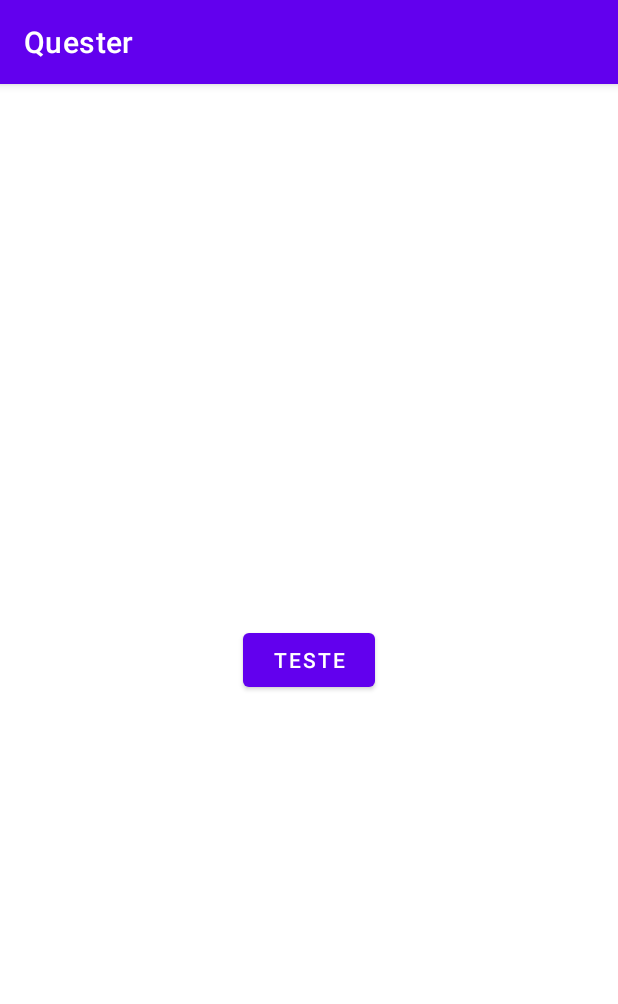
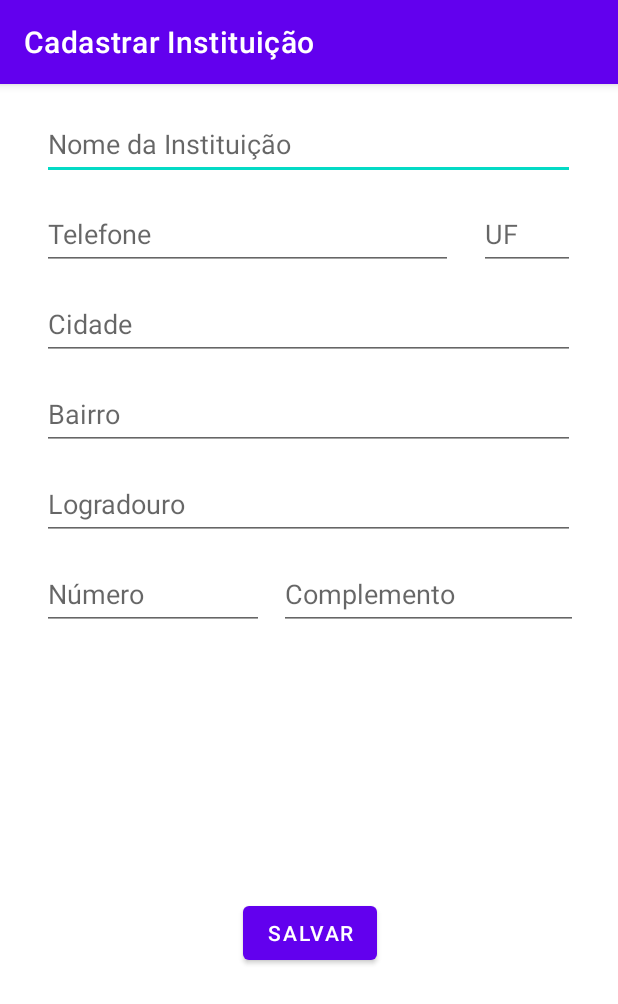
Before and after one commit to lincolnmesatto/Quester, an Android app: the HomeActivity screen opened directly, with no data from a screen before it, after a tap on "TESTE", on a phone screen of 412 x 824 dp. Shown: the top 1004 px of the screen. Run offline under Robolectric (Android 15) with nearby library versions, the phone set to English and light mode, and no system bars; our stand-ins replace Firebase (no records; nobody signed in at launch, a user with empty details on screens opened directly).

Commit message:
tela de cadastro da Instituicao

```diff
--- /dev/null
+++ b/app/src/main/java/com/pucpr/quester/Controller/CadastrarInstituicaoActivity.java
@@ -0,0 +1,17 @@
+package com.pucpr.quester.Controller;
+
+import androidx.appcompat.app.AppCompatActivity;
+
+import android.os.Bundle;
+import com.pucpr.quester.R;
+
+public class CadastrarInstituicaoActivity extends AppCompatActivity {
+
+    @Override
+    protected void onCreate(Bundle savedInstanceState) {
+        super.onCreate(savedInstanceState);
+        setContentView(R.layout.activity_cadastrar_instituicao);
+
+        setTitle("Cadastrar Instituição");
+    }
+}
--- a/app/src/main/java/com/pucpr/quester/Controller/HomeActivity.java
+++ b/app/src/main/java/com/pucpr/quester/Controller/HomeActivity.java
@@ -3,6 +3,7 @@ package com.pucpr.quester.Controller;
 import androidx.annotation.Nullable;
 import androidx.appcompat.app.AppCompatActivity;
 
+import android.content.Intent;
 import android.os.Bundle;
 import android.util.Log;
 import android.view.View;
@@ -23,33 +24,37 @@ public class HomeActivity extends AppCompatActivity {
         super.onCreate(savedInstanceState);
         setContentView(R.layout.activity_home);
 
+        setTitle("Instituição");
+
         firestore = FirebaseFirestore.getInstance();
     }
 
-    public void buttonLoginClicked(View view){
-        createDataOnFirestore();
+    public void buttonLoginClicked(View view) {
+        Intent i = new Intent(HomeActivity.this, CadastrarInstituicaoActivity.class);
+        startActivity(i);
+        //createDataOnFirestore();
     }
 
-    void createDataOnFirestore(){
-        Instituicao instituicao = new Instituicao("3", "Acesso", "Paraná", "Curitiba");
-        firestore.collection("insituicoes").
-                document(instituicao.getId()+"-"+instituicao.getNome()).set(instituicao);
-
-        firestore.collection("insituicoes").
-                document(instituicao.getId()+"-"+instituicao.getNome()).
-                addSnapshotListener(new EventListener<DocumentSnapshot>() {
-                    @Override
-                    public void onEvent(@Nullable DocumentSnapshot value,
-                                        @Nullable FirebaseFirestoreException error) {
-                        if(error != null){
-                            error.printStackTrace();
-                            return;
-                        }
-                        if(value != null && value.exists()){
-                            Instituicao instituicao = value.toObject(Instituicao.class);
-                            Log.d("Firestore",instituicao.getNome());
-                        }
-                    }
-                });
+    void createDataOnFirestore() {
+//        Instituicao instituicao = new Instituicao("3", "Acesso", "Paraná", "Curitiba");
+//        firestore.collection("instituicoes").
+//                document(instituicao.getId()+"-"+instituicao.getNome()).set(instituicao);
+//
+//        firestore.collection("instituicoes").
+//                document(instituicao.getId()+"-"+instituicao.getNome()).
+//                addSnapshotListener(new EventListener<DocumentSnapshot>() {
+//                    @Override
+//                    public void onEvent(@Nullable DocumentSnapshot value,
+//                                        @Nullable FirebaseFirestoreException error) {
+//                        if(error != null){
+//                            error.printStackTrace();
+//                            return;
+//                        }
+//                        if(value != null && value.exists()){
+//                            Instituicao instituicao = value.toObject(Instituicao.class);
+//                            Log.d("Firestore",instituicao.getNome());
+//                        }
+//                    }
+//                });
     }
 }
--- a/app/src/main/java/com/pucpr/quester/Controller/MainActivity.java
+++ b/app/src/main/java/com/pucpr/quester/Controller/MainActivity.java
@@ -39,7 +39,8 @@ public class MainActivity extends AppCompatActivity {
         editTextLogin = findViewById(R.id.editTextLogin);
         editTextPassword = findViewById(R.id.editTextPassword);
     }
-    public void buttonLoginClicked(View view){
+
+    public void buttonLoginClicked(View view) {
         String email = editTextLogin.getText().toString();
         String senha = editTextPassword.getText().toString();
 
@@ -47,68 +48,44 @@ public class MainActivity extends AppCompatActivity {
 //        createUser("lincoln.mesatto@gmail.com", "q1w2e3r4");
     }
 
-    public void loginUser(String login, String senha){
+    public void loginUser(String login, String senha) {
         auth = FirebaseAuth.getInstance();
         auth.signInWithEmailAndPassword(login, senha).
                 addOnCompleteListener(MainActivity.this, new OnCompleteListener<AuthResult>() {
                     @Override
                     public void onComplete(@NonNull Task<AuthResult> task) {
-                        if(task.isSuccessful()){
-                            if(firebaseUser != null){
+                        if (task.isSuccessful()) {
+                            if (firebaseUser != null) {
                                 Intent intent = new Intent(MainActivity.this, HomeActivity.class);
                                 startActivity(intent);
                             }
-                        }else{
-                            Toast.makeText(MainActivity.this,"Login failed", Toast.LENGTH_LONG).show();
-                            Log.e("FIREBASELOGIN", "Login Error"+task.getException().toString());
+                        } else {
+                            Toast.makeText(MainActivity.this, "Login failed", Toast.LENGTH_LONG).show();
+                            Log.e("FIREBASELOGIN", "Login Error" + task.getException().toString());
                         }
                     }
                 });
     }
 
-    public void createUser(String login, String senha){
-        auth.createUserWithEmailAndPassword(login,senha).addOnCompleteListener(new OnCompleteListener<AuthResult>() {
+    public void createUser(String login, String senha) {
+        auth.createUserWithEmailAndPassword(login, senha).addOnCompleteListener(new OnCompleteListener<AuthResult>() {
             @Override
             public void onComplete(@NonNull Task<AuthResult> task) {
-                if(task.isSuccessful()){
+                if (task.isSuccessful()) {
                     Toast.makeText(MainActivity.this, "Cadastrado com sucesso", Toast.LENGTH_LONG);
                     Intent i = new Intent(MainActivity.this, HomeActivity.class);
                     finish();
-                }else{
+                } else {
                     Toast.makeText(MainActivity.this, "Cadastrado sem sucesso", Toast.LENGTH_LONG);
                 }
             }
         });
     }
 
-    public void buttonCadastroClicked(View view){
+    public void buttonCadastroClicked(View view) {
 //        String senhaHash = criarHash("lincoln.mesatto", "q1w2e3r4");
 //        Usuario usuario = new Usuario("Lincoln Mesatto", "09601876936", "lincoln.mesatto@gmail.com", "lincoln.mesatto" ,senhaHash, "41997475663", "Masculino", 3);
 //        UsuarioDataModel.getInstance().addUsuario(usuario);
     }
 
-    public String criarHash(String login, String senha){
-        try {
-            Integer soma = 0;
-            for (char c : login.toCharArray()) {
-                soma += (int) c;
-            }
-
-            String senhaHash = senha;
-            for (int i = 0; i < soma; i++) {
-                senhaHash = md5(senhaHash);
-            }
-            return senhaHash;
-        }catch (Exception e){
-            e.getStackTrace();
-        }
-        return null;
-    }
-
-    public static String md5(String mensagem) throws Exception{
-        MessageDigest m = MessageDigest.getInstance("MD5");
-        m.update(mensagem.getBytes(),0,mensagem.length());
-
-        return new BigInteger(1, m.digest()).toString(16);
-    }
 }
--- a/app/src/main/java/com/pucpr/quester/Model/Instituicao.java
+++ b/app/src/main/java/com/pucpr/quester/Model/Instituicao.java
@@ -5,15 +5,25 @@ public class Instituicao {
     private String nome;
     private String estado;
     private String cidade;
+    private String bairro;
+    private String logradouro;
+    private String numero;
+    private String complemento;
+    private String telefone;
 
     public Instituicao() {
     }
 
-    public Instituicao(String id, String nome, String estado, String cidade) {
+    public Instituicao(String id, String nome, String estado, String cidade, String bairro, String logradouro, String numero, String complemento, String telefone) {
         this.id = id;
         this.nome = nome;
         this.estado = estado;
         this.cidade = cidade;
+        this.bairro = bairro;
+        this.logradouro = logradouro;
+        this.numero = numero;
+        this.complemento = complemento;
+        this.telefone = telefone;
     }
 
     public String getId() {
@@ -47,4 +57,44 @@ public class Instituicao {
     public void setCidade(String cidade) {
         this.cidade = cidade;
     }
+
+    public String getBairro() {
+        return bairro;
+    }
+
+    public void setBairro(String bairro) {
+        this.bairro = bairro;
+    }
+
+    public String getLogradouro() {
+        return logradouro;
+    }
+
+    public void setLogradouro(String logradouro) {
+        this.logradouro = logradouro;
+    }
+
+    public String getNumero() {
+        return numero;
+    }
+
+    public void setNumero(String numero) {
+        this.numero = numero;
+    }
+
+    public String getComplemento() {
+        return complemento;
+    }
+
+    public void setComplemento(String complemento) {
+        this.complemento = complemento;
+    }
+
+    public String getTelefone() {
+        return telefone;
+    }
+
+    public void setTelefone(String telefone) {
+        this.telefone = telefone;
+    }
 }
--- /dev/null
+++ b/app/src/main/res/layout/activity_cadastrar_instituicao.xml
@@ -0,0 +1,121 @@
+<?xml version="1.0" encoding="utf-8"?>
+<androidx.constraintlayout.widget.ConstraintLayout xmlns:android="http://schemas.android.com/apk/res/android"
+    xmlns:app="http://schemas.android.com/apk/res-auto"
+    xmlns:tools="http://schemas.android.com/tools"
+    android:layout_width="match_parent"
+    android:layout_height="match_parent"
+    tools:context=".Controller.CadastrarInstituicaoActivity">
+
+    <EditText
+        android:id="@+id/editTextNome"
+        android:layout_width="355dp"
+        android:layout_height="48dp"
+        android:layout_marginTop="16dp"
+        android:ems="10"
+        android:hint="Nome da Instituição"
+        android:inputType="textPersonName"
+        app:layout_constraintEnd_toEndOf="parent"
+        app:layout_constraintHorizontal_bias="0.497"
+        app:layout_constraintStart_toStartOf="parent"
+        app:layout_constraintTop_toTopOf="parent" />
+
+    <EditText
+        android:id="@+id/editTextTelefone"
+        android:layout_width="274dp"
+        android:layout_height="48dp"
+        android:layout_marginTop="12dp"
+        android:ems="10"
+        android:hint="Telefone"
+        android:inputType="phone"
+        android:minHeight="48dp"
+        app:layout_constraintStart_toStartOf="@+id/editTextNome"
+        app:layout_constraintTop_toBottomOf="@+id/editTextNome" />
+
+    <EditText
+        android:id="@+id/editTextUF"
+        android:layout_width="64dp"
+        android:layout_height="48dp"
+        android:layout_marginStart="12dp"
+        android:layout_marginTop="12dp"
+        android:ems="10"
+        android:hint="UF"
+        android:inputType="textPersonName"
+        android:minHeight="48dp"
+        app:layout_constraintEnd_toEndOf="@+id/editTextNome"
+        app:layout_constraintHorizontal_bias="1.0"
+        app:layout_constraintStart_toEndOf="@+id/editTextTelefone"
+        app:layout_constraintTop_toBottomOf="@+id/editTextNome" />
+
+    <EditText
+        android:id="@+id/editTextCidade"
+        android:layout_width="355dp"
+        android:layout_height="wrap_content"
+        android:layout_marginTop="12dp"
+        android:ems="10"
+        android:hint="Cidade"
+        android:inputType="textPersonName"
+        android:minHeight="48dp"
+        app:layout_constraintEnd_toEndOf="@+id/editTextUF"
+        app:layout_constraintStart_toStartOf="@+id/editTextTelefone"
+        app:layout_constraintTop_toBottomOf="@+id/editTextTelefone" />
+
+    <EditText
+        android:id="@+id/editTextBairro"
+        android:layout_width="355dp"
+        android:layout_height="wrap_content"
+        android:layout_marginTop="12dp"
+        android:ems="10"
+        android:hint="Bairro"
+        android:inputType="textPersonName"
+        android:minHeight="48dp"
+        app:layout_constraintEnd_toEndOf="@+id/editTextCidade"
+        app:layout_constraintStart_toStartOf="@+id/editTextCidade"
+        app:layout_constraintTop_toBottomOf="@+id/editTextCidade" />
+
+    <EditText
+        android:id="@+id/editTextNumero"
+        android:layout_width="148dp"
+        android:layout_height="48dp"
+        android:layout_marginTop="12dp"
+        android:ems="10"
+        android:hint="Número"
+        android:inputType="number"
+        app:layout_constraintStart_toStartOf="@+id/editTextLogradouro"
+        app:layout_constraintTop_toBottomOf="@+id/editTextLogradouro" />
+
+    <EditText
+        android:id="@+id/editTextComplemento"
+        android:layout_width="199dp"
+        android:layout_height="48dp"
+        android:layout_marginStart="12dp"
+        android:layout_marginTop="12dp"
+        android:ems="10"
+        android:hint="Complemento"
+        android:inputType="textPersonName"
+        app:layout_constraintEnd_toEndOf="@+id/editTextLogradouro"
+        app:layout_constraintStart_toEndOf="@+id/editTextNumero"
+        app:layout_constraintTop_toBottomOf="@+id/editTextLogradouro" />
+
+    <EditText
+        android:id="@+id/editTextLogradouro"
+        android:layout_width="355dp"
+        android:layout_height="wrap_content"
+        android:layout_marginTop="12dp"
+        android:ems="10"
+        android:hint="Logradouro"
+        android:inputType="textPersonName"
+        android:minHeight="48dp"
+        app:layout_constraintEnd_toEndOf="@+id/editTextBairro"
+        app:layout_constraintStart_toStartOf="@+id/editTextBairro"
+        app:layout_constraintTop_toBottomOf="@+id/editTextBairro" />
+
+    <Button
+        android:id="@+id/buttonSalvar"
+        android:layout_width="wrap_content"
+        android:layout_height="wrap_content"
+        android:text="Salvar"
+        app:layout_constraintBottom_toBottomOf="parent"
+        app:layout_constraintEnd_toEndOf="@+id/editTextComplemento"
+        app:layout_constraintStart_toStartOf="@+id/editTextNumero"
+        app:layout_constraintTop_toBottomOf="@+id/editTextComplemento" />
+</androidx.constraintlayout.widget.ConstraintLayout>
```
Also changed, not shown: app/src/main/AndroidManifest.xml (+6 -3 lines).
